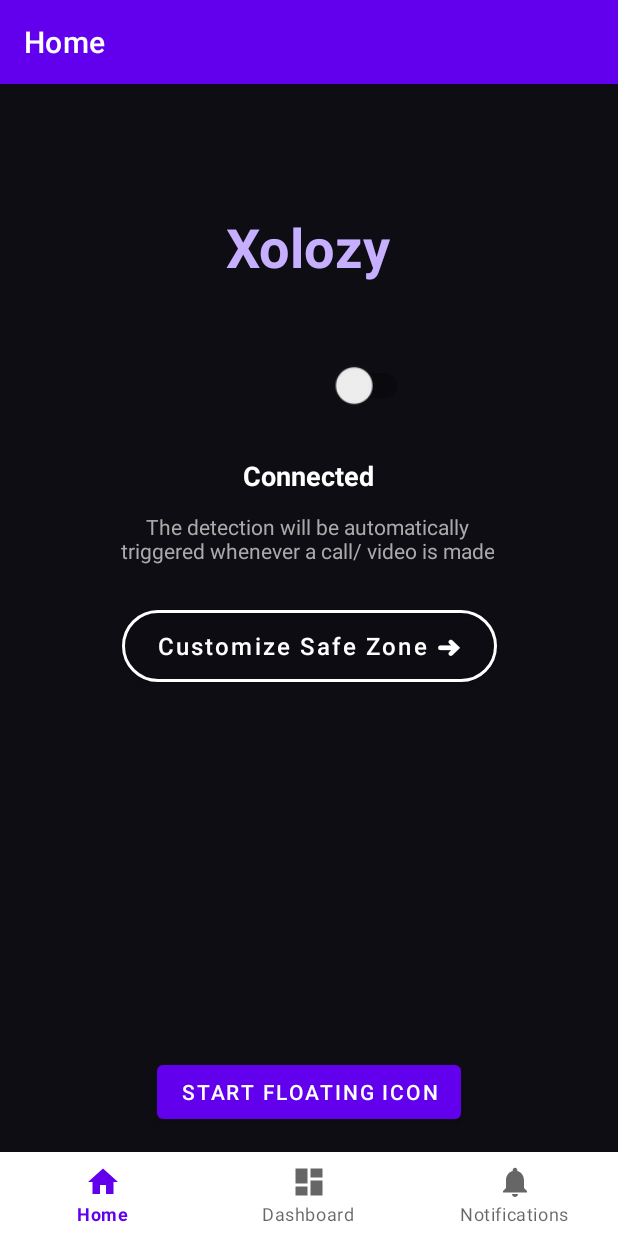
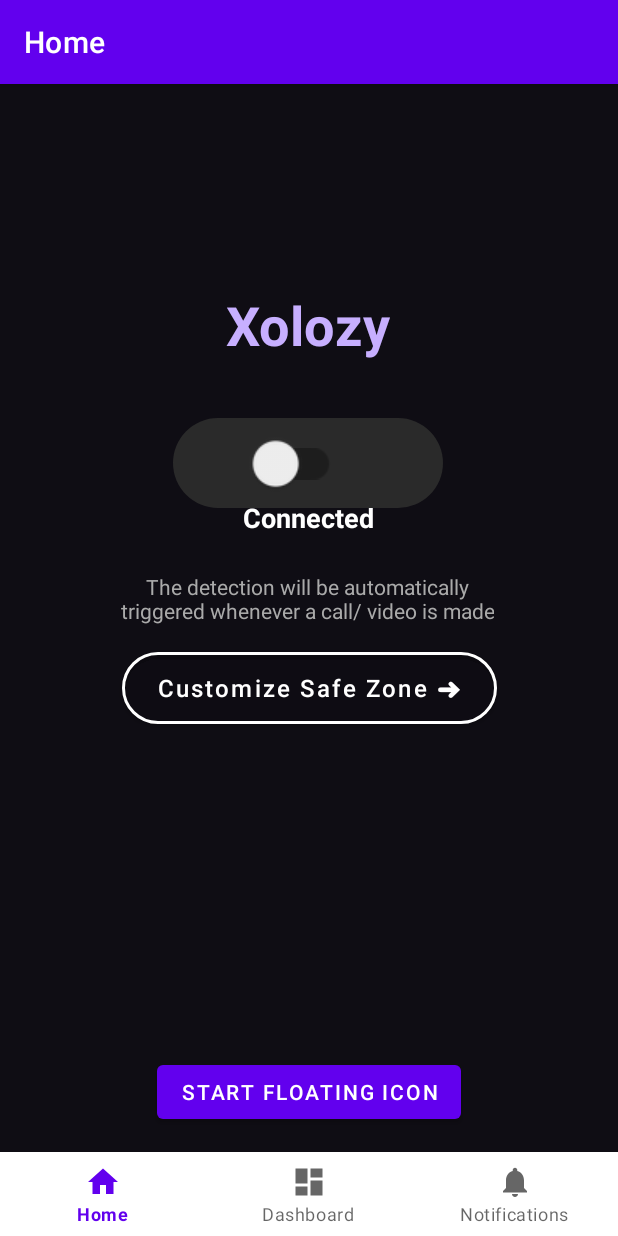
Before and after one commit to Cullen179/My_Application, an Android app: the screen it shows after launch (MainActivity), on a phone screen of 412 x 824 dp. Run offline under Robolectric (Android 15) with nearby library versions, the phone set to English and light mode, and no system bars; our stand-ins replace navigation-ui.

Commit message:
Fix button

```diff
--- /dev/null
+++ b/app/src/main/res/drawable/switch_background.xml
@@ -0,0 +1,6 @@
+<?xml version="1.0" encoding="utf-8"?>
+<shape xmlns:android="http://schemas.android.com/apk/res/android"
+    android:shape="rectangle">
+    <solid android:color="#2A2A2A" />
+    <corners android:radius="40dp" />
+</shape>
--- a/app/src/main/res/layout/fragment_home.xml
+++ b/app/src/main/res/layout/fragment_home.xml
@@ -6,7 +6,9 @@
     android:layout_height="match_parent"
     android:background="#0F0D14"
     android:padding="24dp"
-    tools:context=".ui.home.HomeFragment">
+    tools:context=".ui.home.HomeFragment"
+    tools:layout_editor_absoluteX="0dp"
+    tools:layout_editor_absoluteY="52dp">
 
     <!-- Title / Logo -->
 
@@ -15,6 +17,7 @@
         android:id="@+id/app_title"
         android:layout_width="wrap_content"
         android:layout_height="wrap_content"
+        android:layout_marginTop="112dp"
         android:text="Xolozy"
         android:textColor="#C7AFFF"
         android:textSize="36sp"
@@ -22,36 +25,37 @@
         app:layout_constraintEnd_toEndOf="parent"
         app:layout_constraintHorizontal_bias="0.498"
         app:layout_constraintStart_toStartOf="parent"
-        android:layout_marginTop="60dp"
         app:layout_constraintTop_toTopOf="parent" />
 
     <com.google.android.material.button.MaterialButton
         android:id="@+id/customize_safe_zone"
         android:layout_width="wrap_content"
         android:layout_height="wrap_content"
+        android:layout_marginTop="12dp"
         android:minWidth="220dp"
         android:minHeight="60dp"
+        android:paddingStart="24dp"
+        android:paddingEnd="24dp"
         android:text="Customize Safe Zone ➜"
         android:textAllCaps="false"
         android:textColor="#FFFFFF"
         android:textSize="16sp"
-        android:paddingStart="24dp"
-        android:paddingEnd="24dp"
         app:backgroundTint="@android:color/transparent"
+        app:cornerRadius="30dp"
+        app:iconPadding="8dp"
+        app:layout_constraintEnd_toEndOf="parent"
+        app:layout_constraintHorizontal_bias="0.504"
+        app:layout_constraintStart_toStartOf="parent"
+        app:layout_constraintTop_toBottomOf="@id/detection_info"
+        app:rippleColor="@color/purple_200"
         app:strokeColor="#FFFFFF"
-        app:strokeWidth="2dp"
-        app:cornerRadius="30dp"
-        app:rippleColor="@color/purple_200"
-        app:iconPadding="8dp"
-        app:layout_constraintTop_toBottomOf="@id/detection_info"
-        app:layout_constraintStart_toStartOf="parent"
-        app:layout_constraintEnd_toEndOf="parent"
-        android:layout_marginTop="24dp" />
+        app:strokeWidth="2dp" />
 
     <TextView
         android:id="@+id/detection_info"
         android:layout_width="wrap_content"
         android:layout_height="wrap_content"
+        android:layout_marginTop="24dp"
         android:gravity="center"
         android:text="The detection will be automatically\ntriggered whenever a call/ video is made"
         android:textAlignment="center"
@@ -60,13 +64,13 @@
         app:layout_constraintEnd_toEndOf="parent"
         app:layout_constraintHorizontal_bias="0.49"
         app:layout_constraintStart_toStartOf="parent"
-        android:layout_marginTop="12dp"
         app:layout_constraintTop_toBottomOf="@id/record_status" />
 
     <TextView
         android:id="@+id/record_status"
         android:layout_width="wrap_content"
         android:layout_height="wrap_content"
+        android:layout_marginTop="4dp"
         android:text="Connected"
         android:textColor="@android:color/white"
         android:textSize="18sp"
@@ -74,22 +78,24 @@
         app:layout_constraintEnd_toEndOf="parent"
         app:layout_constraintHorizontal_bias="0.498"
         app:layout_constraintStart_toStartOf="parent"
-        android:layout_marginTop="16dp"
         app:layout_constraintTop_toBottomOf="@id/record_toggle" />
 
     <androidx.appcompat.widget.SwitchCompat
         android:id="@+id/record_toggle"
         android:layout_width="120dp"
-        android:layout_height="64dp"
-        android:scaleX="1.2"
-        android:scaleY="1.2"
+        android:layout_height="40dp"
+        android:layout_marginTop="48dp"
+        android:background="@drawable/switch_background"
+        android:paddingStart="20dp"
+        android:paddingEnd="40dp"
+        android:scaleX="1.5"
+        android:scaleY="1.5"
         android:text=""
         android:thumbTint="@color/white"
         android:trackTint="@color/white"
         app:layout_constraintEnd_toEndOf="parent"
         app:layout_constraintHorizontal_bias="0.497"
         app:layout_constraintStart_toStartOf="parent"
-        android:layout_marginTop="36dp"
         app:layout_constraintTop_toBottomOf="@id/app_title" />
 
 
```
